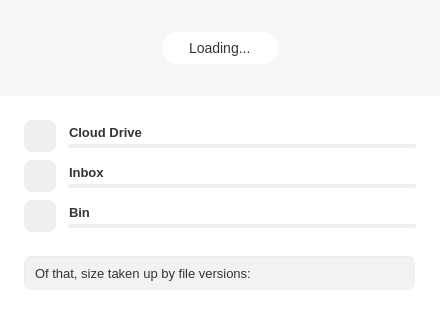
Qt form src/MEGASync/gui/macx/AccountDetailsDialog.ui (meganz/MEGAsync) before a commit.
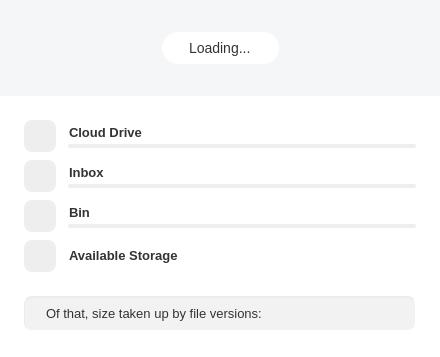
The same form after that commit. Icons and pictures are not drawn. Custom widgets are drawn as their Qt base class.

Commit message: SNC-2649. Update account details dialog

The edit to the form file:
```diff
--- a/src/MEGASync/gui/macx/AccountDetailsDialog.ui
+++ b/src/MEGASync/gui/macx/AccountDetailsDialog.ui
@@ -59,11 +59,15 @@
     min-width:440px;
 }
 
-#lCloudDrive, #lInbox, #lRubbish, #lStorage, #lTransfer
+#lCloudDrive, #lInbox, #lRubbish, #lStorage, #lTransfer, #lAvailable
 {
   color: #333333;
   font-size: 13px;
   font-weight: bold;
+}
+
+#lStorage, #lTransfer
+{
   qproperty-alignment: 'AlignLeft | AlignVCenter';
 }
 
@@ -74,7 +78,7 @@
     min-height: 32px;
 }
 
-#wCloudDrive, #wRubbish, #wInbox, QProgressBar, #lUsedCloudDrive, #lUsedInbox,  #lUsedRubbish, #lUsedByVersions
+#wCloudDrive, #wRubbish, #wInbox, QProgressBar, #lUsedCloudDrive, #lUsedInbox,  #lUsedRubbish, #lUsedByVersions, #lAvailableStorage
 {
     margin-right: 24px;
 }
@@ -89,7 +93,7 @@
     padding-bottom: 4px;
 }
 
-#lCloudDrive, #lInbox, #lRubbish
+#lCloudDrive, #lInbox, #lRubbish, #lAvailable
 {
     margin-left: 10px;
     qproperty-alignment: 'AlignLeft | AlignBottom';
@@ -100,26 +104,25 @@
     margin-left: 12px;
 }
 
-#lUsedCloudDrive, #lUsedInbox,  #lUsedRubbish, #lUsedByVersions
+#lUsedCloudDrive, #lUsedInbox,  #lUsedRubbish, #lUsedByVersions, #lAvailableStorage
 {
   color: #333333;
   font-size: 13px;
   padding-right: 4px;
 }
 
-#lUsedCloudDrive, #lUsedInbox,  #lUsedRubbish
+#lUsedCloudDrive, #lUsedInbox, #lUsedRubbish
 {
     qproperty-alignment: 'AlignRight | AlignBottom';
 }
 
-#lUsedByVersions
+#lUsedByVersions, #lAvailableStorage
 {
     qproperty-alignment: 'AlignRight | AlignVCenter';
 }
 
 #wDetailedUsage
 {
-    max-height: 160px;
     min-height: 120px;
 }
 
@@ -193,7 +196,18 @@
 
 #bRubbish
 {
-    qproperty-icon : url(:/images/Bin_24_ico.png);
+    qproperty-icon : url(:/images/account_details/Bin_24_ico.png);
+}
+
+#bAvailable
+{
+    qproperty-icon : url(:/images/account_details/available_storage.png);
+}
+
+#lVersionIcon
+{
+    qproperty-icon : url(:/images/account_details/versions.png);
+	padding-left:4px;
 }
 
 #lLoading
@@ -260,7 +274,6 @@
 {
     color: #333333;
     font-size: 13px;
-    margin-left: 24px;
     padding-left: 8px;
 }
 
@@ -731,6 +744,12 @@
    </item>
    <item>
     <widget class="QWidget" name="wDetailedUsage" native="true">
+     <property name="maximumSize">
+      <size>
+       <width>16777215</width>
+       <height>16777215</height>
+      </size>
+     </property>
      <layout class="QVBoxLayout" name="wDetailedUsageLayout">
       <property name="spacing">
        <number>8</number>
@@ -921,6 +940,90 @@
         </layout>
        </widget>
       </item>
+      <item>
+       <widget class="QWidget" name="wAvailable" native="true">
+        <property name="sizePolicy">
+         <sizepolicy hsizetype="Preferred" vsizetype="Fixed">
+          <horstretch>0</horstretch>
+          <verstretch>0</verstretch>
+         </sizepolicy>
+        </property>
+        <property name="minimumSize">
+         <size>
+          <width>0</width>
+          <height>32</height>
+         </size>
+        </property>
+        <property name="maximumSize">
+         <size>
+          <width>16777215</width>
+          <height>32</height>
+         </size>
+        </property>
+        <layout class="QHBoxLayout" name="horizontalLayout_12">
+         <property name="spacing">
+          <number>0</number>
+         </property>
+         <property name="leftMargin">
+          <number>0</number>
+         </property>
+         <property name="topMargin">
+          <number>0</number>
+         </property>
+         <property name="rightMargin">
+          <number>0</number>
+         </property>
+         <property name="bottomMargin">
+          <number>0</number>
+         </property>
+         <item>
+          <widget class="QPushButton" name="bAvailable">
+           <property name="sizePolicy">
+            <sizepolicy hsizetype="Fixed" vsizetype="Fixed">
+             <horstretch>0</horstretch>
+             <verstretch>0</verstretch>
+            </sizepolicy>
+           </property>
+           <property name="minimumSize">
+            <size>
+             <width>56</width>
+             <height>32</height>
+            </size>
+           </property>
+           <property name="maximumSize">
+            <size>
+             <width>56</width>
+             <height>32</height>
+            </size>
+           </property>
+           <property name="iconSize">
+            <size>
+             <width>24</width>
+             <height>24</height>
+            </size>
+           </property>
+          </widget>
+         </item>
+         <item>
+          <layout class="QHBoxLayout" name="horizontalLayout_13">
+           <property name="spacing">
+            <number>0</number>
+           </property>
+           <item alignment="Qt::AlignVCenter">
+            <widget class="QLabel" name="lAvailable">
+             <property name="text">
+              <string>Available Storage</string>
+             </property>
+            </widget>
+           </item>
+           <item>
+            <widget class="QLabel" name="lAvailableStorage"/>
+           </item>
+          </layout>
+         </item>
+        </layout>
+       </widget>
+      </item>
      </layout>
     </widget>
    </item>
@@ -931,7 +1034,7 @@
        <number>0</number>
       </property>
       <property name="leftMargin">
-       <number>0</number>
+       <number>24</number>
       </property>
       <property name="topMargin">
        <number>0</number>
@@ -942,6 +1045,13 @@
       <property name="bottomMargin">
        <number>0</number>
       </property>
+      <item>
+       <widget class="QLabel" name="lVersionIcon">
+        <property name="text">
+         <string/>
+        </property>
+       </widget>
+      </item>
       <item>
        <widget class="QLabel" name="lVersions">
         <property name="sizePolicy">
```
Left out of the diff: 4 changed lines with no effect on the pictures. The commit also changes 21 other files.
